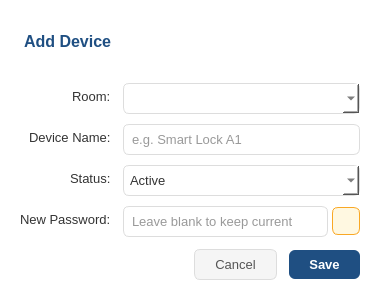
This is ui/DeviceDialog.ui in maihuybao/SmartLockUEL as Qt 5 draws it before an edit. The edited form follows.
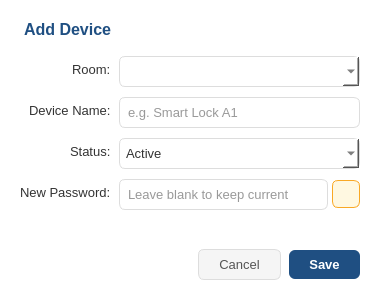
This is the edited form.

```diff
--- a/ui/DeviceDialog.ui
+++ b/ui/DeviceDialog.ui
@@ -23,7 +23,7 @@
 QPushButton#pushButtonSave:hover { background:#163D66; }</string>
   </property>
   <layout class="QVBoxLayout" name="verticalLayout">
-   <property name="spacing"><number>12</number></property>
+   <property name="spacing"><number>8</number></property>
    <property name="leftMargin"><number>20</number></property>
    <property name="topMargin"><number>20</number></property>
    <property name="rightMargin"><number>20</number></property>
@@ -31,6 +31,12 @@
    <item>
     <widget class="QLabel" name="lblTitle">
      <property name="text"><string>Add Device</string></property>
+     <property name="sizePolicy">
+      <sizepolicy hsizetype="Preferred" vsizetype="Fixed">
+       <horstretch>0</horstretch>
+       <verstretch>0</verstretch>
+      </sizepolicy>
+     </property>
      <property name="styleSheet">
       <string notr="true">font-size:16px; font-weight:bold; color:#1F4F82; border-bottom:1px solid #E0E0E0; padding-bottom:8px;</string>
      </property>
@@ -38,6 +44,9 @@
    </item>
    <item>
     <layout class="QFormLayout" name="formLayout">
+     <property name="fieldGrowthPolicy">
+      <enum>QFormLayout::AllNonFixedFieldsGrow</enum>
+     </property>
      <property name="labelAlignment">
       <set>Qt::AlignRight|Qt::AlignVCenter</set>
      </property>
@@ -107,6 +116,19 @@
      </item>
     </layout>
    </item>
+   <item>
+    <spacer name="verticalSpacer">
+     <property name="orientation">
+      <enum>Qt::Vertical</enum>
+     </property>
+     <property name="sizeHint" stdset="0">
+      <size>
+       <width>20</width>
+       <height>0</height>
+      </size>
+     </property>
+    </spacer>
+   </item>
    <item>
     <layout class="QHBoxLayout" name="buttonLayout">
      <item>
```
